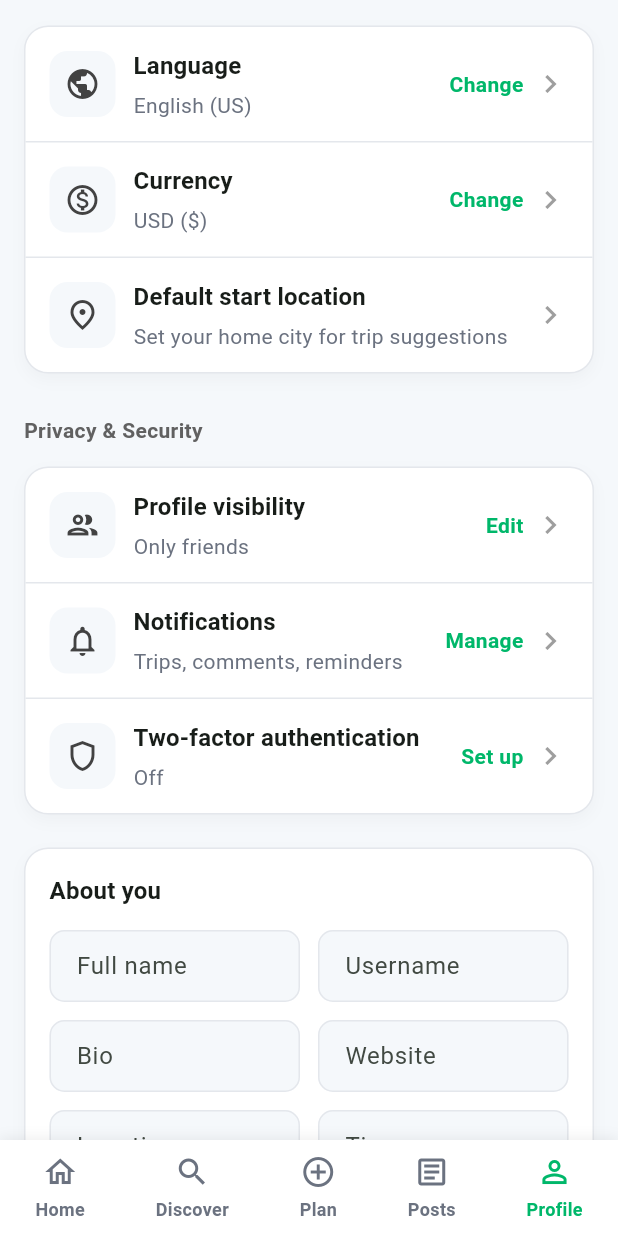
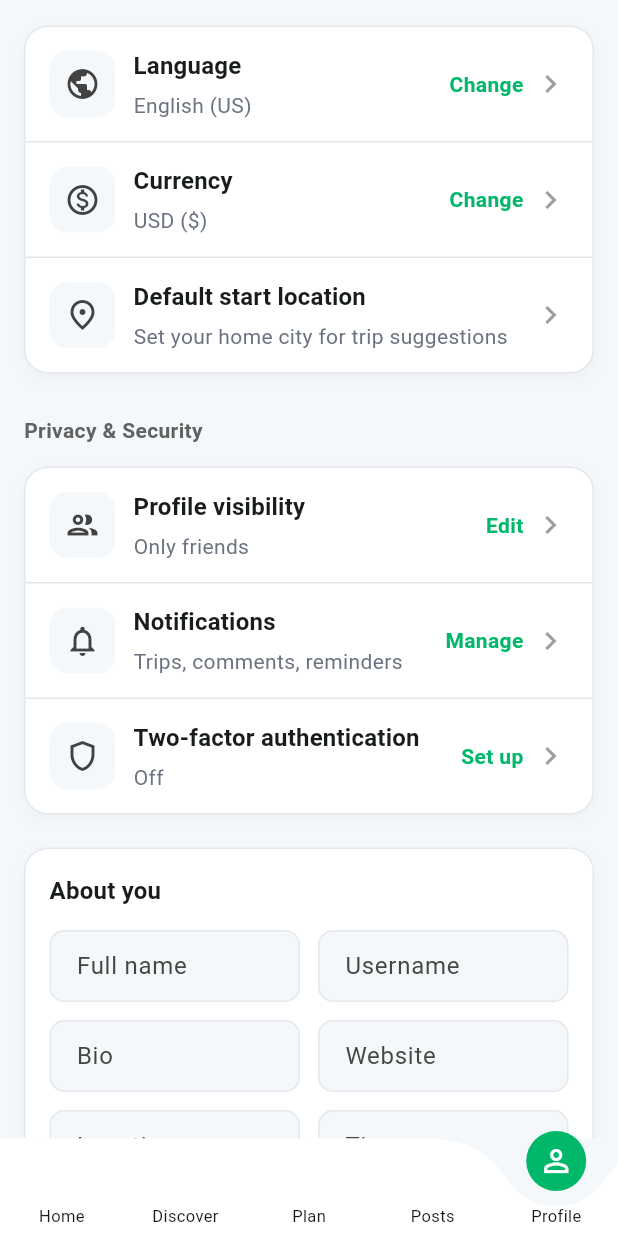
Before and after one commit to tuneap/tour_guide, a Flutter app: the screen it shows after launch, item 5 of the bottom bar chosen, scrolled down 576 dp, on a phone screen of 412 x 824 dp. Run offline on Flutter 3.47's test engine with Material 3 defaults, Android fonts, the phone set to English and light mode, and no system bars; drawn by our look-alikes of curved_labeled_navigation_bar; network calls fail.

Commit message:
Implement main navigation with curved navigation bar; update community and profile screens, enhance community post cards, and adjust layout in various components

```diff
--- a/lib/main.dart
+++ b/lib/main.dart
@@ -1,6 +1,10 @@
 import 'package:flutter/material.dart';
+import 'package:curved_labeled_navigation_bar/curved_navigation_bar.dart';
+import 'package:curved_labeled_navigation_bar/curved_navigation_bar_item.dart';
 import 'ui/components/app_colors.dart';
 import 'ui/screens/home_screen.dart';
+import 'ui/screens/community_screen.dart';
+import 'ui/screens/profile_screen.dart';
 
 void main() {
   runApp(const MyApp());
@@ -24,7 +28,72 @@ class MyApp extends StatelessWidget {
           bodyMedium: TextStyle(color: AppColors.text),
         ),
       ),
-      home: const TourBookHome(),
+      home: const MainNavigator(),
     );
   }
 }
+
+class MainNavigator extends StatefulWidget {
+  const MainNavigator({super.key});
+
+  @override
+  State<MainNavigator> createState() => _MainNavigatorState();
+}
+
+class _MainNavigatorState extends State<MainNavigator> {
+  int _currentIndex = 0;
+
+  List<Widget> get _screens => [
+    TourBookHome(onProfileTap: () => setState(() => _currentIndex = 4)),
+    const Center(child: Text('Discover')), // Placeholder
+    const Center(child: Text('Plan')), // Placeholder
+    const CommunityScreen(),
+    const ProfileScreen(),
+  ];
+
+  @override
+  Widget build(BuildContext context) {
+    return Scaffold(
+      body: _screens[_currentIndex],
+      bottomNavigationBar: CurvedNavigationBar(
+        backgroundColor: AppColors.background,
+        color: Colors.white,
+        buttonBackgroundColor: AppColors.primary,
+        height: 65,
+        index: _currentIndex,
+        items: const [
+          CurvedNavigationBarItem(
+            child: Icon(Icons.home_outlined, color: Colors.white),
+            label: 'Home',
+            labelStyle: TextStyle(color: AppColors.text, fontSize: 11),
+          ),
+          CurvedNavigationBarItem(
+            child: Icon(Icons.search, color: Colors.white),
+            label: 'Discover',
+            labelStyle: TextStyle(color: AppColors.text, fontSize: 11),
+          ),
+          CurvedNavigationBarItem(
+            child: Icon(Icons.add_circle_outline, color: Colors.white),
+            label: 'Plan',
+            labelStyle: TextStyle(color: AppColors.text, fontSize: 11),
+          ),
+          CurvedNavigationBarItem(
+            child: Icon(Icons.article_outlined, color: Colors.white),
+            label: 'Posts',
+            labelStyle: TextStyle(color: AppColors.text, fontSize: 11),
+          ),
+          CurvedNavigationBarItem(
+            child: Icon(Icons.person_outline, color: Colors.white),
+            label: 'Profile',
+            labelStyle: TextStyle(color: AppColors.text, fontSize: 11),
+          ),
+        ],
+        onTap: (index) {
+          setState(() {
+            _currentIndex = index;
+          });
+        },
+      ),
+    );
+  }
+}
--- a/lib/ui/components/destination_card.dart
+++ b/lib/ui/components/destination_card.dart
@@ -77,7 +77,7 @@ class _FeaturedListViewState extends State<_FeaturedListView> {
           height: 220,
           child: PageView.builder(
               controller: _pageController,
-              padEnds: true,
+              padEnds: false,
               scrollDirection: Axis.horizontal,
               physics: const BouncingScrollPhysics(),
               itemCount: widget.destinations.length,
--- a/lib/ui/screens/profile_screen.dart
+++ b/lib/ui/screens/profile_screen.dart
@@ -1,7 +1,6 @@
 import 'package:flutter/material.dart';
 
 import '../components/app_colors.dart';
-import '../components/bottom_nav.dart';
 
 class ProfileScreen extends StatelessWidget {
   const ProfileScreen({super.key});
@@ -112,14 +111,6 @@ class ProfileScreen extends StatelessWidget {
             ],
           ),
         ),
-      ),
-      bottomNavigationBar: BottomNavBar(
-        currentIndex: 4,
-        onItemSelected: (index) {
-          if (index == 0) {
-            Navigator.of(context).popUntil((route) => route.isFirst);
-          }
-        },
       ),
     );
   }
--- a/pubspec.yaml
+++ b/pubspec.yaml
@@ -34,6 +34,7 @@ dependencies:
   # The following adds the Cupertino Icons font to your application.
   # Use with the CupertinoIcons class for iOS style icons.
   cupertino_icons: ^1.0.8
+  curved_labeled_navigation_bar: ^2.0.6
 
 dev_dependencies:
   flutter_test:
```
Also changed, not shown: lib/ui/components/community_post_card.dart (+9 -3 lines), lib/ui/components/community_post_feed_card.dart (+12 -9 lines), lib/ui/components/top_bar.dart (+10 -5 lines), lib/ui/screens/home_screen.dart (+4 -23 lines), pubspec.lock, 2 other files.
